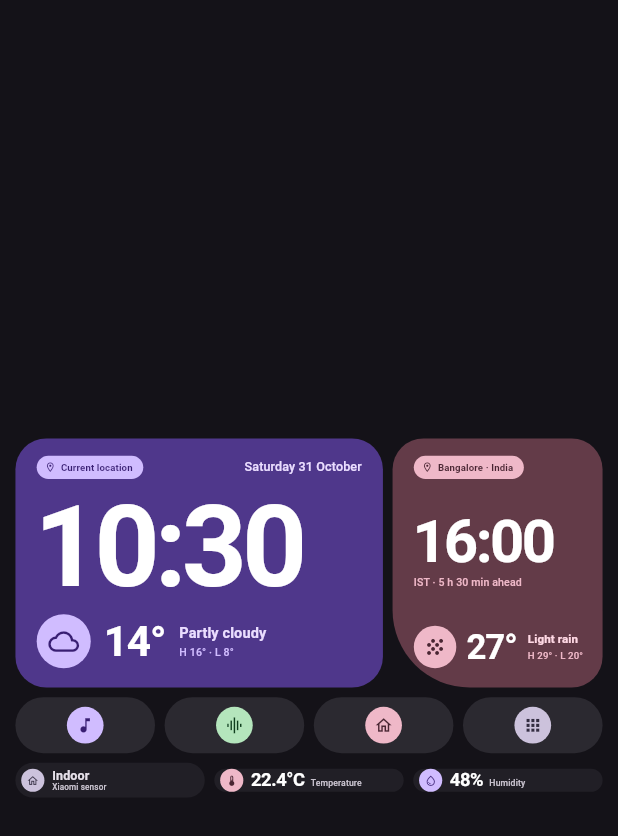
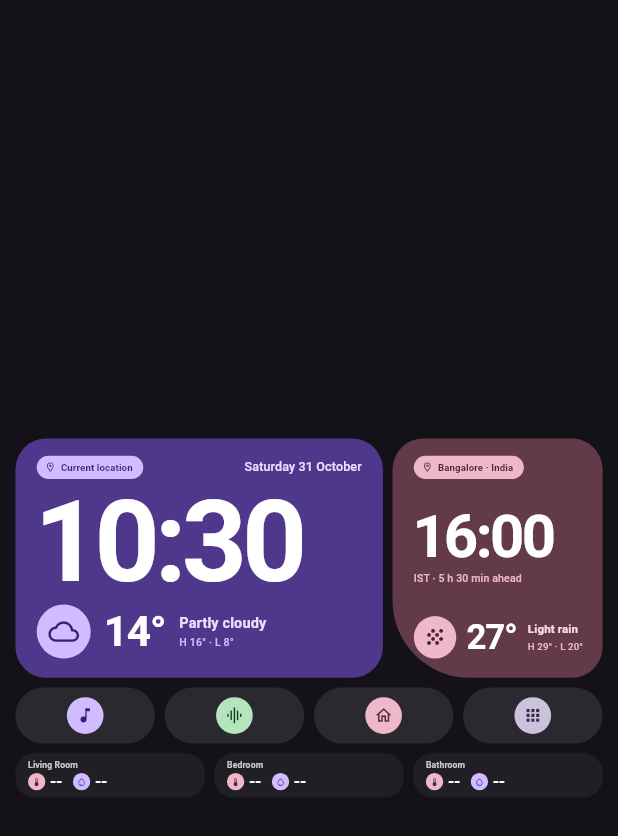
Before and after one commit to Vatsa0408/Smart_Clock, a Flutter app: the screen it shows after launch, on a phone screen of 412 x 824 dp. Shown: the top 836 px of the screen. Run offline on Flutter 3.47's test engine with Material 3 defaults, Android fonts, the phone set to English and light mode, and no system bars; our stand-ins replace equatable, flutter_bloc, hydrated_bloc; missing offline and left inert: android_intent_plus, pointycastle, universal_ble.

Commit message:
Integrated Xiaomi Sensor Data, data being collected properly.
Co-Authored-By: Claude Sonnet 5.5 <noreply@anthropic.com>

```diff
--- a/lib/features/clock/clock_bloc.dart
+++ b/lib/features/clock/clock_bloc.dart
@@ -10,10 +10,11 @@ part 'clock_state.dart';
 
 class ClockBloc extends HydratedBloc<ClockEvent, ClockState> {
   ClockBloc({ClockStore store = const ClockStore()})
-      : super(ClockState(now: store.now())) {
+    : super(ClockState(now: store.now())) {
     on<ClockTicked>((e, emit) => emit(state.copyWith(now: e.now)));
     on<ClockFormatToggled>(
-        (e, emit) => emit(state.copyWith(hour24: !state.hour24)));
+      (e, emit) => emit(state.copyWith(hour24: !state.hour24)),
+    );
     _sub = store.ticks().listen((t) => add(ClockTicked(t)));
   }
 
--- a/lib/features/sensor/sensor_bloc.dart
+++ b/lib/features/sensor/sensor_bloc.dart
@@ -1,16 +1,45 @@
 import 'package:equatable/equatable.dart';
-import 'package:flutter_bloc/flutter_bloc.dart';
+import 'package:flutter/foundation.dart';
+import 'package:hydrated_bloc/hydrated_bloc.dart';
 
+import 'mibeacon.dart';
 import 'sensor_store.dart';
 
 part 'sensor_event.dart';
 part 'sensor_state.dart';
 
-class SensorBloc extends Bloc<SensorEvent, SensorState> {
+class SensorBloc extends HydratedBloc<SensorEvent, SensorState> {
   SensorBloc(this._store) : super(const SensorState()) {
-    on<SensorRequested>(
-        (e, emit) async => emit(SensorState(reading: await _store.read())));
+    on<SensorRequested>(_onRequested);
   }
 
   final SensorStore _store;
+
+  Future<void> _onRequested(SensorRequested e, Emitter<SensorState> emit) async {
+    final config = await _store.loadConfig();
+    final rooms = [for (final r in state.rooms) r.withConfig(config[r.name])];
+    emit(SensorState(rooms: rooms));
+    final keys = {for (final r in rooms) if (r.configured) r.mac: hexKey(r.key)};
+    if (keys.isEmpty) return;
+    await emit.forEach<MiValues>(
+      _store.watch(keys),
+      onData: (v) => SensorState(rooms: [
+        for (final r in state.rooms) r.mac == v.mac ? r.merge(v) : r,
+      ]),
+      onError: (err, _) {
+        debugPrint('Sensor scan failed: $err'); // Bluetooth off, no permission, no adapter
+        return state;
+      },
+    );
+  }
+
+  @override
+  SensorState? fromJson(Map<String, dynamic> json) => SensorState(rooms: [
+        for (final r in json['rooms'] as List)
+          RoomSensor.fromJson((r as Map).cast<String, dynamic>()),
+      ]);
+
+  @override
+  Map<String, dynamic>? toJson(SensorState state) =>
+      {'rooms': [for (final r in state.rooms) r.toJson()]};
 }
--- a/lib/features/sensor/sensor_event.dart
+++ b/lib/features/sensor/sensor_event.dart
@@ -4,6 +4,7 @@ sealed class SensorEvent {
   const SensorEvent();
 }
 
+/// Loads the room config and starts listening for readings.
 final class SensorRequested extends SensorEvent {
   const SensorRequested();
 }
--- a/lib/features/sensor/sensor_state.dart
+++ b/lib/features/sensor/sensor_state.dart
@@ -1,9 +1,14 @@
 part of 'sensor_bloc.dart';
 
 final class SensorState extends Equatable {
-  const SensorState({this.reading});
-  final SensorReading? reading;
+  const SensorState({this.rooms = const [
+    RoomSensor('Living Room'),
+    RoomSensor('Bedroom'),
+    RoomSensor('Bathroom'),
+  ]});
+
+  final List<RoomSensor> rooms;
 
   @override
-  List<Object?> get props => [reading];
+  List<Object?> get props => [rooms];
 }
--- a/lib/features/sensor/sensor_store.dart
+++ b/lib/features/sensor/sensor_store.dart
@@ -1,21 +1,133 @@
+import 'dart:async';
+import 'dart:convert';
+
 import 'package:equatable/equatable.dart';
+import 'package:flutter/services.dart';
+import 'package:universal_ble/universal_ble.dart';
 
-final class SensorReading extends Equatable {
-  const SensorReading(this.temperature, this.humidity);
-  final double temperature;
-  final int humidity;
+import 'mibeacon.dart';
+
+const roomNames = ['Living Room', 'Bedroom', 'Bathroom'];
+
+typedef SensorConfig = ({String mac, String key});
+
+final class RoomSensor extends Equatable {
+  const RoomSensor(this.name,
+      {this.mac = '', this.key = '', this.temperature, this.humidity, this.seenAt});
+
+  final String name;
+  final String mac; // 'A4:C1:38:..' upper-case, empty if not configured
+  final String key; // 32 hex chars; never persisted
+  final double? temperature;
+  final double? humidity;
+  final DateTime? seenAt;
+
+  bool get configured => mac.isNotEmpty && key.isNotEmpty;
+
+  RoomSensor withConfig(SensorConfig? c) => RoomSensor(name,
+      mac: c?.mac ?? '',
+      key: c?.key ?? '',
+      temperature: temperature,
+      humidity: humidity,
+      seenAt: seenAt);
+
+  RoomSensor merge(MiValues v) => RoomSensor(name,
+      mac: mac,
+      key: key,
+      temperature: v.temperature ?? temperature,
+      humidity: v.humidity ?? humidity,
+      seenAt: DateTime.now());
+
+  /// Persists readings only; the bindkey stays in the local config file.
+  Map<String, Object?> toJson() =>
+      {'name': name, 't': temperature, 'h': humidity, 'seen': seenAt?.toIso8601String()};
+
+  factory RoomSensor.fromJson(Map<String, dynamic> j) => RoomSensor(j['name'] as String,
+      temperature: (j['t'] as num?)?.toDouble(),
+      humidity: (j['h'] as num?)?.toDouble(),
+      seenAt: DateTime.tryParse(j['seen'] as String? ?? ''));
 
   @override
-  List<Object> get props => [temperature, humidity];
+  List<Object?> get props => [name, mac, key, temperature, humidity, seenAt];
 }
 
-/// Replace with a real Xiaomi Temperature Sensor 2 source later.
+/// Source of room sensor readings. Swap in e.g. a Home Assistant store later.
 abstract interface class SensorStore {
-  Future<SensorReading> read();
+  /// Room name -> MAC and bindkey. Empty when nothing is configured.
+  Future<Map<String, SensorConfig>> loadConfig();
+
+  /// Emits decoded values for the given MAC -> bindkey map until cancelled.
+  Stream<MiValues> watch(Map<String, Uint8List> keys);
 }
 
+final _macRe = RegExp(r'^([0-9A-F]{2}:){5}[0-9A-F]{2}$');
+final _keyRe = RegExp(r'^[0-9a-fA-F]{32}$');
+
+/// Passive BLE scan of Xiaomi MiBeacon advertisements, decrypted with bindkeys
+/// from the gitignored asset `assets/config/sensors.json`.
+class BleSensorStore implements SensorStore {
+  const BleSensorStore();
+
+  @override
+  Future<Map<String, SensorConfig>> loadConfig() async {
+    try {
+      final j = jsonDecode(await rootBundle.loadString('assets/config/sensors.json'))
+          as Map<String, dynamic>;
+      return {
+        for (final MapEntry(key: room, value: c) in j.entries)
+          if (c is Map &&
+              _macRe.hasMatch('${c['mac']}'.toUpperCase()) &&
+              _keyRe.hasMatch('${c['key']}'))
+            room: (mac: '${c['mac']}'.toUpperCase(), key: '${c['key']}'),
+      };
+    } catch (_) {
+      return {}; // file missing or malformed -> cards show "--"
+    }
+  }
+
+  @override
+  Stream<MiValues> watch(Map<String, Uint8List> keys) {
+    final c = StreamController<MiValues>();
+    c.onListen = () async {
+      try {
+        await UniversalBle.requestPermissions();
+        UniversalBle.onScanResult = (dev) {
+          for (final MapEntry(:key, :value) in dev.serviceData.entries) {
+            if (!key.toLowerCase().contains('fe95')) continue;
+            final v = parseMiBeacon(value, keys);
+            if (v != null && keys.containsKey(v.mac)) c.add(v);
+          }
+        };
+        // One long scan, no start/stop cycling (Android throttles >5 starts per 30 s).
+        // ponytail: Android may turn scans >30 min opportunistic; add a 25 min
+        // stop/start timer here if readings stop on the tablet.
+        await UniversalBle.startScan();
+      } catch (e) {
+        c.addError(e);
+      }
+    };
+    c.onCancel = () async {
+      UniversalBle.onScanResult = null;
+      try {
+        await UniversalBle.stopScan();
+      } catch (_) {}
+    };
+    return c.stream;
+  }
+}
+
+/// For tests and machines without Bluetooth.
 class SampleSensorStore implements SensorStore {
   const SampleSensorStore();
+
   @override
-  Future<SensorReading> read() async => const SensorReading(22.4, 48);
+  Future<Map<String, SensorConfig>> loadConfig() async => {
+        for (final (i, n) in roomNames.indexed)
+          n: (mac: 'A4:C1:38:00:00:0$i', key: '00' * 16),
+      };
+
+  @override
+  Stream<MiValues> watch(Map<String, Uint8List> keys) => Stream.fromIterable([
+        for (final mac in keys.keys) (mac: mac, temperature: 22.4, humidity: 48.0),
+      ]);
 }
--- a/lib/features/sensor/view/sensor_strip.dart
+++ b/lib/features/sensor/view/sensor_strip.dart
@@ -1,100 +1,97 @@
 import 'package:flutter/material.dart';
 import 'package:flutter_bloc/flutter_bloc.dart';
 
+import '../../clock/clock_bloc.dart';
 import '../sensor_bloc.dart';
 import '../sensor_store.dart';
+
+/// Readings older than this are shown as "--".
+const _staleAfter = Duration(minutes: 30);
 
 class SensorStrip extends StatelessWidget {
   const SensorStrip({super.key});
 
   @override
   Widget build(BuildContext context) {
-    return BlocSelector<SensorBloc, SensorState, SensorReading?>(
-      selector: (s) => s.reading,
-      builder: (context, r) => Row(children: [
-        const Expanded(
-          child: _Tile(Icons.home_outlined, Color(0xFFCCC2DC), Color(0xFF332D41),
-              child: _Title()),
+    // Rebuild once a minute (reuses the clock ticker) so stale readings expire.
+    context.select((ClockBloc b) => b.state.now.minute);
+    final rooms = context.select((SensorBloc b) => b.state.rooms);
+    final now = DateTime.now();
+    return Row(children: [
+      for (final (i, r) in rooms.indexed) ...[
+        if (i > 0) const SizedBox(width: 20),
+        Expanded(child: _RoomCard(r, fresh: r.seenAt != null && now.difference(r.seenAt!) < _staleAfter)),
+      ],
+    ]);
+  }
+}
+
+class _RoomCard extends StatelessWidget {
+  const _RoomCard(this.room, {required this.fresh});
+  final RoomSensor room;
+  final bool fresh;
+
+  @override
+  Widget build(BuildContext context) {
+    final t = fresh ? room.temperature : null;
+    final h = fresh ? room.humidity : null;
+    return Container(
+      padding: const EdgeInsets.symmetric(horizontal: 26),
+      decoration: BoxDecoration(
+          color: const Color(0xFF211F26), borderRadius: BorderRadius.circular(40)),
+      child: Column(
+        mainAxisAlignment: MainAxisAlignment.center,
+        crossAxisAlignment: CrossAxisAlignment.start,
+        children: [
+          Text(room.name,
+              style: const TextStyle(
+                  fontSize: 18, height: 1, fontWeight: FontWeight.w600, color: Color(0xFFCAC4D0))),
+          const SizedBox(height: 8),
+          FittedBox(
+            fit: BoxFit.scaleDown,
+            child: Row(children: [
+              const _Badge(Icons.thermostat, Color(0xFFEFB8C8), Color(0xFF492532)),
+              const SizedBox(width: 10),
+              _Value(t == null ? '--' : '${t.toStringAsFixed(1)}°C'),
+              const SizedBox(width: 22),
+              const _Badge(Icons.water_drop_outlined, Color(0xFFD0BCFF), Color(0xFF381E72)),
+              const SizedBox(width: 10),
+              _Value(h == null ? '--' : '${h.round()}%'),
+            ]),
           ),
-        const SizedBox(width: 20),
-        Expanded(
-          child: _Tile(Icons.thermostat, const Color(0xFFEFB8C8), const Color(0xFF492532),
-              child: _Value(r == null ? '--' : '${r.temperature}°C', 'Temperature')),
+        ],
       ),
-        const SizedBox(width: 20),
-        Expanded(
-          child: _Tile(Icons.water_drop_outlined, const Color(0xFFD0BCFF), const Color(0xFF381E72),
-              child: _Value(r == null ? '--' : '${r.humidity}%', 'Humidity')),
-        ),
-      ]),
     );
   }
 }
 
-class _Tile extends StatelessWidget {
-  const _Tile(this.icon, this.bg, this.fg, {required this.child});
+class _Badge extends StatelessWidget {
+  const _Badge(this.icon, this.bg, this.fg);
   final IconData icon;
   final Color bg;
   final Color fg;
-  final Widget child;
 
   @override
   Widget build(BuildContext context) => Container(
-        padding: const EdgeInsets.only(left: 12, right: 28),
-        decoration: BoxDecoration(
-            color: const Color(0xFF211F26), borderRadius: BorderRadius.circular(36)),
-        child: Row(children: [
-          Container(
-            width: 48,
-            height: 48,
+        width: 36,
+        height: 36,
         decoration: BoxDecoration(color: bg, shape: BoxShape.circle),
-            child: Icon(icon, size: 26, color: fg),
-          ),
-          const SizedBox(width: 16),
-          child,
-        ]),
-      );
-}
-
-class _Title extends StatelessWidget {
-  const _Title();
-
-  @override
-  Widget build(BuildContext context) => const Column(
-        mainAxisAlignment: MainAxisAlignment.center,
-        crossAxisAlignment: CrossAxisAlignment.start,
-        children: [
-          Text('Indoor',
-              style: TextStyle(fontSize: 26, height: 1, fontWeight: FontWeight.w600, color: Color(0xFFE6E0E9))),
-          SizedBox(height: 2),
-          Text('Xiaomi sensor',
-              style: TextStyle(fontSize: 17, height: 1, fontWeight: FontWeight.w500, color: Color(0xFFCAC4D0))),
-        ],
+        child: Icon(icon, size: 20, color: fg),
       );
 }
 
 class _Value extends StatelessWidget {
-  const _Value(this.value, this.label);
-  final String value;
-  final String label;
+  const _Value(this.text);
+  final String text;
 
   @override
-  Widget build(BuildContext context) => Row(
-        crossAxisAlignment: CrossAxisAlignment.baseline,
-        textBaseline: TextBaseline.alphabetic,
-        children: [
-          Text(value,
+  Widget build(BuildContext context) => Text(text,
       style: const TextStyle(
-                fontSize: 38,
+        fontSize: 34,
         height: 1,
         fontWeight: FontWeight.w600,
-                letterSpacing: -0.76,
+        letterSpacing: -0.68,
         fontFeatures: [FontFeature.tabularFigures()],
         color: Colors.white,
-              )),
-          const SizedBox(width: 12),
-          Text(label,
-              style: const TextStyle(fontSize: 18, fontWeight: FontWeight.w500, color: Color(0xFFCAC4D0))),
-        ],
-      );
+      ));
 }
--- a/lib/main.dart
+++ b/lib/main.dart
@@ -1,4 +1,5 @@
 import 'package:flutter/material.dart';
+import 'package:flutter/services.dart';
 import 'package:flutter_bloc/flutter_bloc.dart';
 import 'package:hydrated_bloc/hydrated_bloc.dart';
 import 'package:path_provider/path_provider.dart';
@@ -16,6 +17,8 @@ import 'features/weather/weather_store.dart';
 
 Future<void> main() async {
   WidgetsFlutterBinding.ensureInitialized();
+  // Hide status + navigation bars; a swipe from the edge shows them briefly.
+  SystemChrome.setEnabledSystemUIMode(SystemUiMode.immersiveSticky);
   HydratedBloc.storage = await HydratedStorage.build(
     storageDirectory: HydratedStorageDirectory(
       (await getApplicationSupportDirectory()).path,
@@ -33,7 +36,7 @@ class SmartClockApp extends StatelessWidget {
       providers: [
         BlocProvider(create: (_) => ClockBloc()),
         BlocProvider(create: (_) => WeatherBloc(const SampleWeatherStore())..add(const WeatherRequested())),
-        BlocProvider(create: (_) => SensorBloc(const SampleSensorStore())..add(const SensorRequested())),
+        BlocProvider(create: (_) => SensorBloc(const BleSensorStore())..add(const SensorRequested())),
         BlocProvider(create: (_) => DockBloc(const DockStore())),
       ],
       child: MaterialApp(
@@ -82,7 +85,7 @@ class WallDisplay extends StatelessWidget {
                   const SizedBox(height: 20),
                   const SizedBox(height: 116, child: DockBar()),
                   const SizedBox(height: 20),
-                  const SizedBox(height: 72, child: SensorStrip()),
+                  const SizedBox(height: 92, child: SensorStrip()),
                 ],
               ),
             ),
--- a/pubspec.yaml
+++ b/pubspec.yaml
@@ -40,6 +40,8 @@ dependencies:
   path_provider: ^2.1.6
   android_intent_plus: ^6.1.0
   url_launcher: ^6.3.3
+  universal_ble: ^3.2.0
+  pointycastle: ^4.0.0
 
 dev_dependencies:
   flutter_test:
@@ -64,6 +66,9 @@ flutter:
   # included with your application, so that you can use the icons in
   # the material Icons class.
   uses-material-design: true
+
+  assets:
+    - assets/config/
 
   # To add assets to your application, add an assets section, like this:
   # assets:
```
Also changed, not shown: lib/features/sensor/mibeacon.dart (added, +71 -0 lines), 7 other files. Lines whose indentation alone changed are shown as unchanged.
